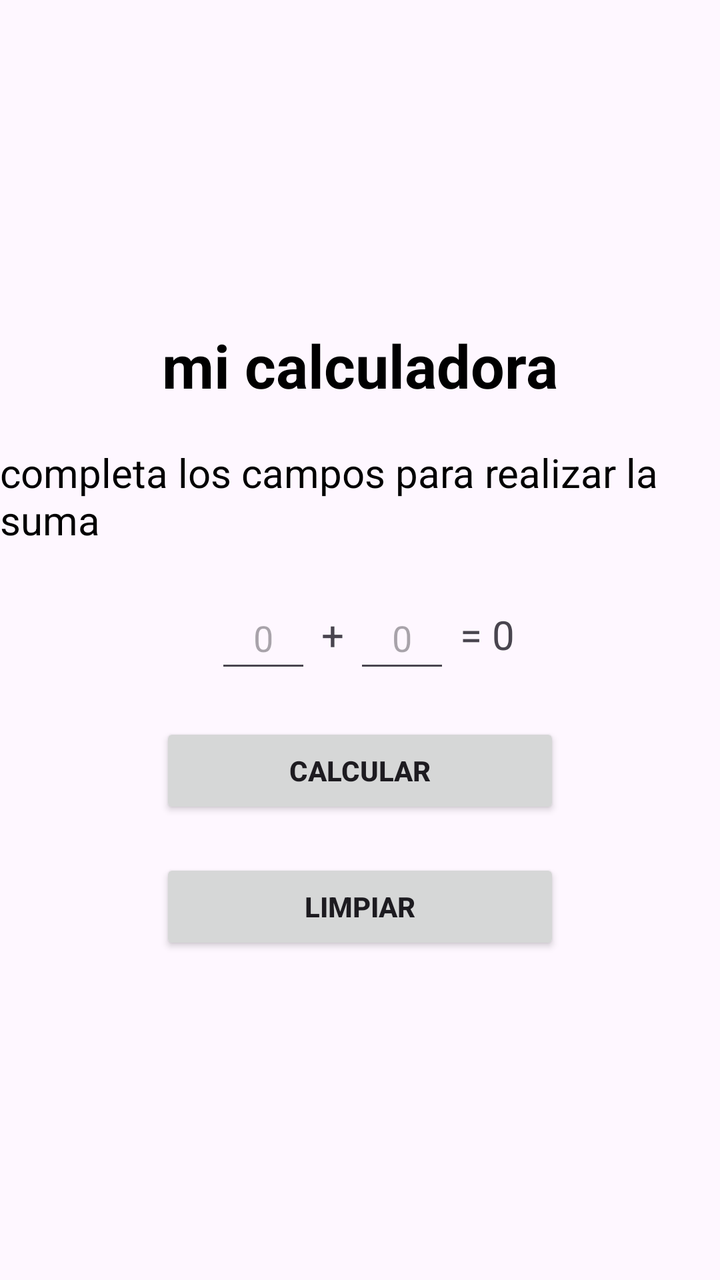
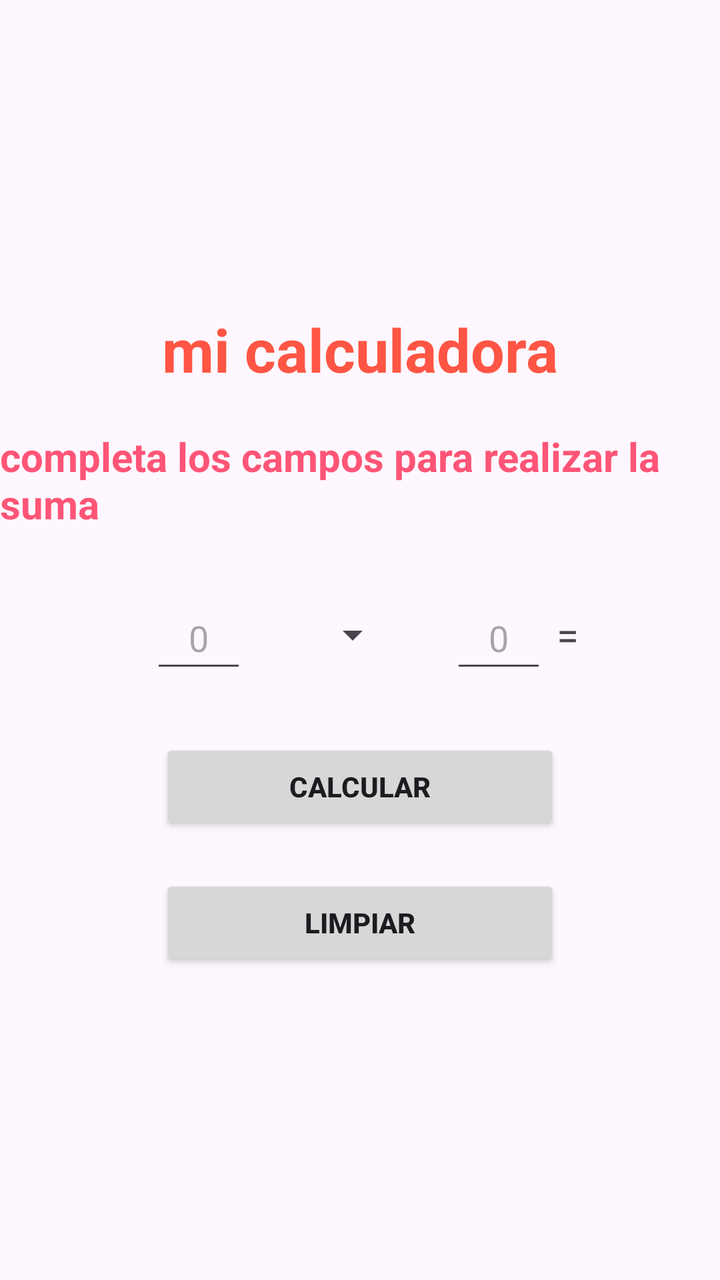

Two renders of the same Android screen: before a commit and after it. Below are the layout's source before the change and the commit's diff.
<!-- AndroidManifest.xml: application theme Theme.Primerprojecto -->
<!-- res/layout/activity_main.xml -->
<?xml version="1.0" encoding="utf-8"?>
<LinearLayout
    xmlns:android="http://schemas.android.com/apk/res/android"
    xmlns:app="http://schemas.android.com/apk/res-auto"
    xmlns:tools="http://schemas.android.com/tools"
    android:id="@+id/main"
    android:orientation="vertical"
    android:layout_width="match_parent"
    android:layout_height="match_parent"
    android:gravity="center"
    tools:context=".MainActivity">

    <TextView
        android:layout_width="wrap_content"
        android:layout_height="wrap_content"
        android:text="mi calculadora"
        android:textSize="30dp"
        android:textStyle="bold"
        android:textColor="@color/black"/>

    <TextView
        android:layout_width="wrap_content"
        android:layout_height="wrap_content"
        android:text="completa los campos para realizar la suma "
        android:textSize="20dp"
        android:textColor="@color/black"
        android:paddingTop="20dp"/>

    <LinearLayout
        android:layout_width="match_parent"
        android:layout_height="wrap_content"
        android:layout_marginTop="20dp"
        android:gravity="center"
        android:orientation="horizontal">

        <EditText
            android:layout_width="48dp"
            android:layout_height="48dp"
            android:gravity="center"
            android:inputType="number"
            android:hint="0"
            android:layout_marginLeft="5dp"
            android:id="@+id/edtn1"/>
        <TextView
            android:layout_width="wrap_content"
            android:layout_height="wrap_content"
            android:text="+"
            android:textSize="20dp"
            android:layout_marginLeft="5dp"/>

        <EditText
            android:id="@+id/edtn2"
            android:inputType="number"
            android:layout_width="48dp"
            android:layout_height="48dp"
            android:gravity="center"
            android:hint="0"
            android:layout_marginLeft="5dp"/>

        <TextView
            android:layout_width="wrap_content"
            android:layout_height="wrap_content"
            android:text="="
            android:textSize="20dp"
            android:layout_marginLeft="5dp"/>


        <TextView
            android:id="@+id/txtresultado"
            android:layout_width="wrap_content"
            android:layout_height="wrap_content"
            android:text="0"
            android:textSize="20dp"
            android:layout_marginLeft="5dp"/>


    </LinearLayout>

    <Button
        android:id="@+id/btncalcular"
        android:layout_width="200dp"
        android:layout_height="48dp"
        android:text="calcular"
        android:layout_marginTop="20dp"
        android:textStyle="bold"/>

    <Button
        android:id="@+id/btnlimpiar"
        android:layout_width="200dp"
        android:layout_height="48dp"
        android:text="limpiar"
        android:layout_marginTop="20dp"
        android:textStyle="bold"/>
    </LinearLayout>
<!-- resources referenced by this layout -->
<resources>
  <color name="black">#FF000000</color>
  <style name="Theme.Primerprojecto" parent="Base.Theme.Primerprojecto" />
  <style name="Base.Theme.Primerprojecto" parent="Theme.Material3.DayNight.NoActionBar">
          
          
      </style>
</resources>

<!-- the commit's change to res/layout/activity_main.xml (unified diff, before → after) -->
@@ -16,14 +16,15 @@
         android:text="mi calculadora"
         android:textSize="30dp"
         android:textStyle="bold"
-        android:textColor="@color/black"/>
+        android:textColor="#ff54"/>
 
     <TextView
         android:layout_width="wrap_content"
         android:layout_height="wrap_content"
         android:text="completa los campos para realizar la suma "
         android:textSize="20dp"
-        android:textColor="@color/black"
+        android:textColor="#ff57"
+        android:textStyle="bold"
         android:paddingTop="20dp"/>
 
     <LinearLayout
@@ -41,12 +42,12 @@
             android:hint="0"
             android:layout_marginLeft="5dp"
             android:id="@+id/edtn1"/>
-        <TextView
-            android:layout_width="wrap_content"
+
+        <Spinner
+            android:id="@+id/spiner"
+            android:layout_width="57dp"
             android:layout_height="wrap_content"
-            android:text="+"
-            android:textSize="20dp"
-            android:layout_marginLeft="5dp"/>
+            android:layout_margin="20dp" />
 
         <EditText
             android:id="@+id/edtn2"
@@ -65,13 +66,6 @@
             android:layout_marginLeft="5dp"/>
 
 
-        <TextView
-            android:id="@+id/txtresultado"
-            android:layout_width="wrap_content"
-            android:layout_height="wrap_content"
-            android:text="0"
-            android:textSize="20dp"
-            android:layout_marginLeft="5dp"/>
 
 
     </LinearLayout>
<!-- resource entries referenced after the edit -->
@@ -1,6 +1,5 @@
 <!-- resources referenced by this layout -->
 <resources>
-  <color name="black">#FF000000</color>
   <style name="Theme.Primerprojecto" parent="Base.Theme.Primerprojecto" />
   <style name="Base.Theme.Primerprojecto" parent="Theme.Material3.DayNight.NoActionBar">
           
